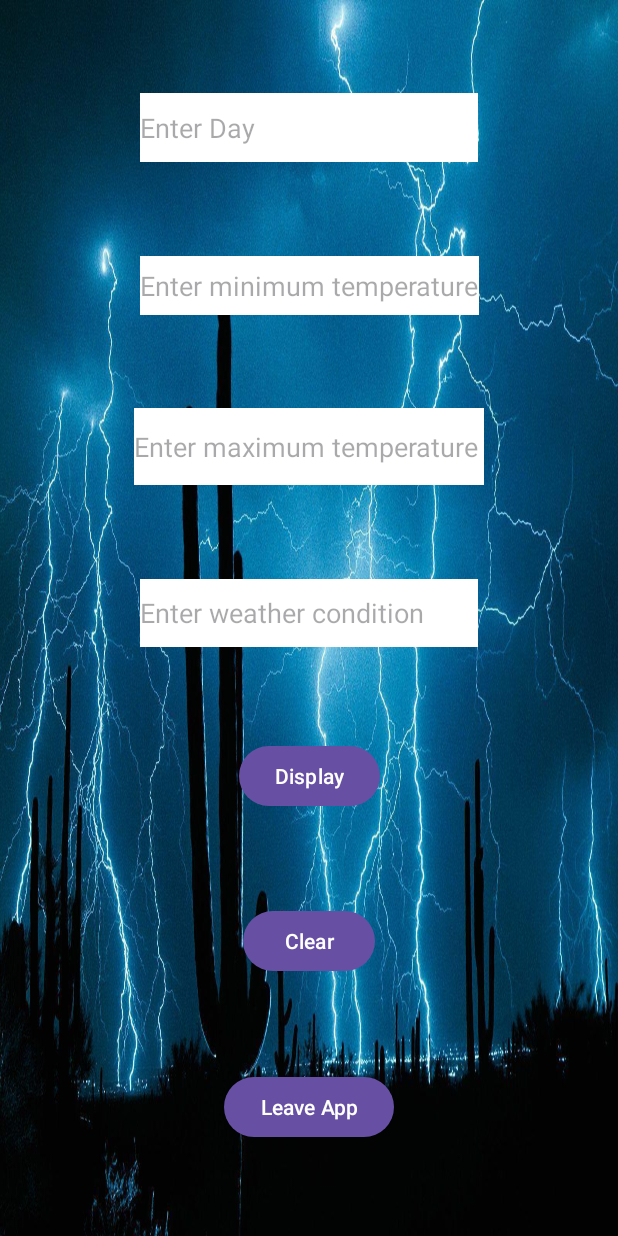
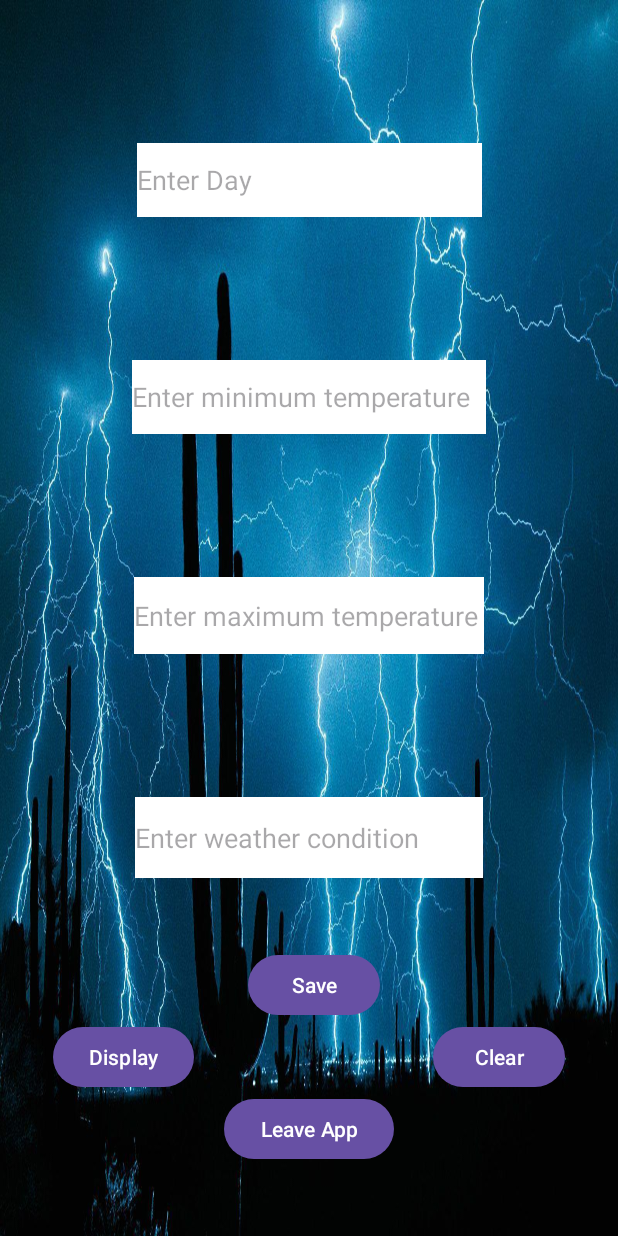
Before and after one commit to MoePane/ST10103390_IMAD5112_Practicum, an Android app: the screen it shows after launch (MainActivity2), after a tap on "Main Page", on a phone screen of 412 x 824 dp. Run offline under Robolectric (Android 15) with nearby library versions, the phone set to English and light mode, and no system bars.

Commit message:
Update Commit

```diff
--- a/app/src/main/java/com/example/myweatherapp/MainActivity2.kt
+++ b/app/src/main/java/com/example/myweatherapp/MainActivity2.kt
@@ -5,20 +5,71 @@ import androidx.appcompat.app.AppCompatActivity
 import android.os.Bundle
 import android.widget.Button
 import android.widget.EditText
+import android.widget.TableLayout
+import android.widget.Toast
 
 class MainActivity2 : AppCompatActivity() {
+
+    private val days = mutableListOf<String>()
+    private val minTemp = mutableListOf<Int>()
+    private val maxTemp = mutableListOf<Int>()
+    private val weathcond = mutableListOf<String>()
     override fun onCreate(savedInstanceState: Bundle?) {
         super.onCreate(savedInstanceState)
         setContentView(R.layout.activity_main2)
 
 
 
-        var
+        var remove = findViewById<Button>(R.id.btnRev)
         var leav = findViewById<Button>(R.id.btnExt1)
         var show = findViewById<Button>(R.id.btnDis)
+        var day = findViewById<EditText>(R.id.etnDay)
+        var min = findViewById<EditText>(R.id.etnMin)
+        var max = findViewById<EditText>(R.id.etnMax)
+        var cond = findViewById<EditText>(R.id.etnWeathcon)
+        var stor = findViewById<Button>(R.id.btnStore)
 
-        show.setOnClickListener {
-            val intent = Intent(this, MainActivity3::class.java)
+        //This stores the users input//
+        stor.setOnClickListener {
+
+            if (days.size < 7) {
+
+                var day = day.text.toString()
+                var min = min.text.toString().toIntOrNull() ?: 0
+                var max = max.text.toString().toIntOrNull() ?: 0
+                var cond = cond.text.toString()
+
+                if (day.isEmpty()){
+                    Toast.makeText(this,"Please fill in all fields", Toast.LENGTH_SHORT).show()
+
+                    (min.isEmpty())
+                        Toast.makeText(this,"Please fill in all fields", Toast.LENGTH_SHORT).show()
+
+                    (max.isEmpty())
+                        Toast.makeText(this,"Please fill in all fields", Toast.LENGTH_SHORT).show()
+
+                    (cond.isEmpty())
+                        Toast.makeText(this,"Please fill in all fields", Toast.LENGTH_SHORT).show()
+
+                    days.add(day)
+                    minTemp.add(min)
+                    maxTemp.add(max)
+                    weathcond.add(cond)
+
+
+                }
+            }
+        }
+
+    show.setOnClickListener {
+            val intent = Intent(this, MainActivity3::class.java).apply {
+
+                putStringArrayListExtra("days",ArrayList(days))
+                putStringArrayListExtra("weathcond",ArrayList(weathcond))
+                putStringArrayListExtra("minTemp", ArrayList(minTemp).toString())
+                putStringArrayListExtra("maxTemp", ArrayList(maxTemp).toString())
+
+            }
             startActivity(intent)
 
         }
@@ -27,5 +78,24 @@ class MainActivity2 : AppCompatActivity() {
             System.exit(0)
         }
 
+        remove.setOnClickListener {
+
+            day.text.clear()
+            min.text.clear()
+            max.text.clear()
+            cond.text.clear()
+
+        }
+
     }
+
+    private fun putStringArrayListExtra(s: String, toString: String) {
+
+    }
+
+
 }
+
+private fun Int.isEmpty() {
+    TODO("Not yet implemented")
+}
--- a/app/src/main/res/layout/activity_main2.xml
+++ b/app/src/main/res/layout/activity_main2.xml
@@ -9,8 +9,8 @@
 
     <EditText
         android:id="@+id/etnDay"
-        android:layout_width="225dp"
-        android:layout_height="46dp"
+        android:layout_width="230dp"
+        android:layout_height="49dp"
         android:background="@color/ic_launcher_background"
         android:ems="10"
         android:hint="Enter Day"
@@ -24,8 +24,8 @@
 
     <EditText
         android:id="@+id/etnWeathcon"
-        android:layout_width="225dp"
-        android:layout_height="45dp"
+        android:layout_width="232dp"
+        android:layout_height="54dp"
         android:background="@color/white"
         android:ems="10"
         android:hint="Enter weather condition"
@@ -39,8 +39,8 @@
 
     <EditText
         android:id="@+id/etnMin"
-        android:layout_width="226dp"
-        android:layout_height="39dp"
+        android:layout_width="236dp"
+        android:layout_height="49dp"
         android:background="@color/white"
         android:ems="10"
         android:hint="Enter minimum temperature"
@@ -72,8 +72,8 @@
         android:layout_width="wrap_content"
         android:layout_height="wrap_content"
         android:text="Display"
-        app:layout_constraintBottom_toTopOf="@+id/btnRev"
-        app:layout_constraintEnd_toEndOf="parent"
+        app:layout_constraintBottom_toBottomOf="parent"
+        app:layout_constraintEnd_toStartOf="@+id/btnStore"
         app:layout_constraintHorizontal_bias="0.5"
         app:layout_constraintStart_toStartOf="parent"
         app:layout_constraintTop_toBottomOf="@+id/etnWeathcon"
@@ -84,11 +84,11 @@
         android:layout_width="wrap_content"
         android:layout_height="wrap_content"
         android:text="Clear"
-        app:layout_constraintBottom_toTopOf="@+id/btnExt1"
+        app:layout_constraintBottom_toBottomOf="parent"
         app:layout_constraintEnd_toEndOf="parent"
         app:layout_constraintHorizontal_bias="0.5"
-        app:layout_constraintStart_toStartOf="parent"
-        app:layout_constraintTop_toBottomOf="@+id/btnDis"
+        app:layout_constraintStart_toEndOf="@+id/btnStore"
+        app:layout_constraintTop_toBottomOf="@+id/etnWeathcon"
         app:layout_constraintVertical_bias="0.5" />
 
     <Button
@@ -100,7 +100,19 @@
         app:layout_constraintEnd_toEndOf="parent"
         app:layout_constraintHorizontal_bias="0.5"
         app:layout_constraintStart_toStartOf="parent"
-        app:layout_constraintTop_toBottomOf="@+id/btnRev"
+        app:layout_constraintTop_toBottomOf="@+id/btnStore"
+        app:layout_constraintVertical_bias="0.5" />
+
+    <Button
+        android:id="@+id/btnStore"
+        android:layout_width="wrap_content"
+        android:layout_height="wrap_content"
+        android:text="Save"
+        app:layout_constraintBottom_toTopOf="@+id/btnExt1"
+        app:layout_constraintEnd_toStartOf="@+id/btnRev"
+        app:layout_constraintHorizontal_bias="0.5"
+        app:layout_constraintStart_toEndOf="@+id/btnDis"
+        app:layout_constraintTop_toBottomOf="@+id/etnWeathcon"
         app:layout_constraintVertical_bias="0.5" />
 
 </androidx.constraintlayout.widget.ConstraintLayout>
```
Also changed, not shown: app/src/main/java/com/example/myweatherapp/MainActivity3.kt (+34 -1 lines), app/src/main/res/layout/activity_main3.xml (+70 -21 lines).
